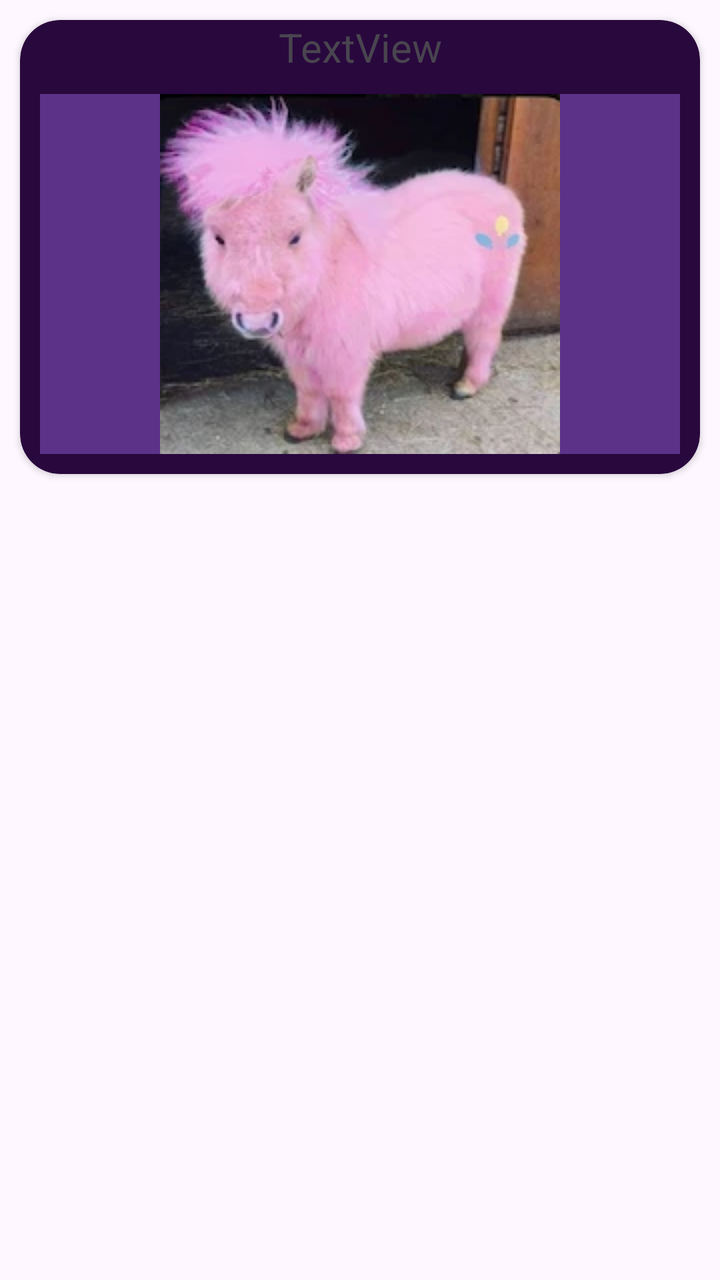
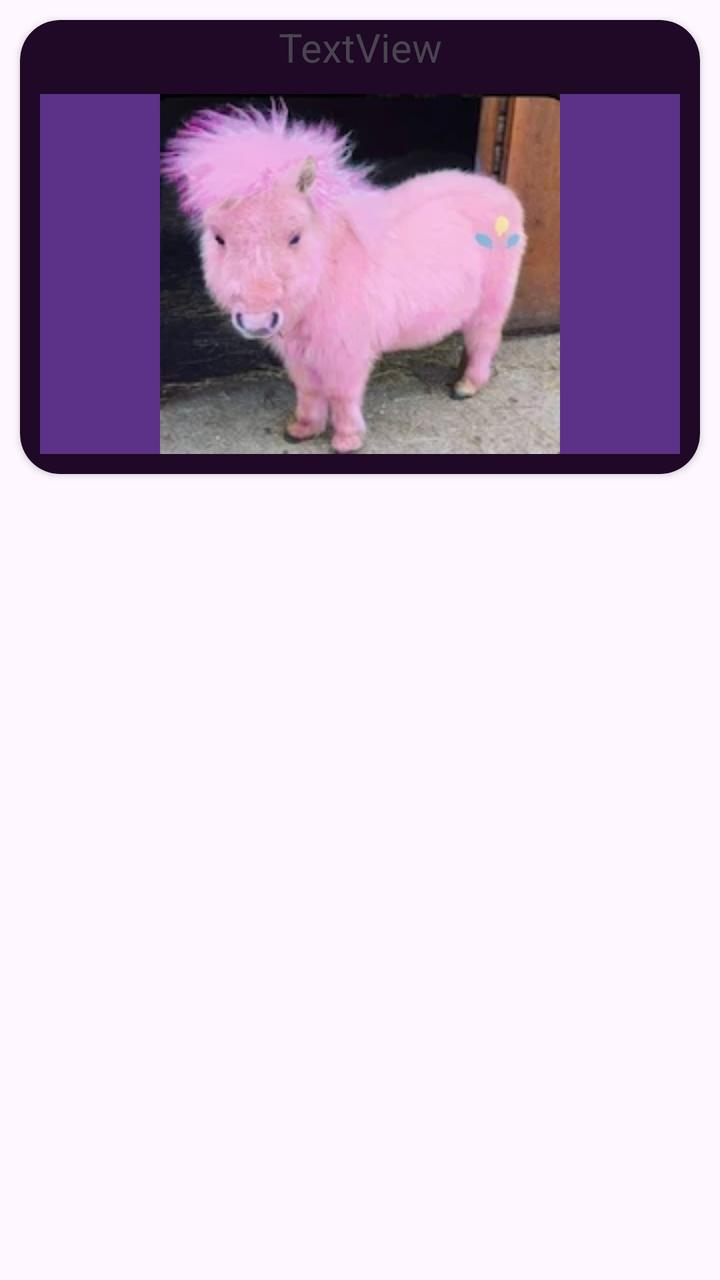

Two renders of the same Android screen: before a commit and after it. Below are the layout's source before the change and the commit's diff.
<!-- AndroidManifest.xml: application theme Theme.ProjetoPDMII -->
<!-- res/layout/layout.xml -->
<?xml version="1.0" encoding="utf-8"?>
<LinearLayout xmlns:android="http://schemas.android.com/apk/res/android"
    xmlns:app="http://schemas.android.com/apk/res-auto"
    android:layout_width="match_parent"
    android:layout_height="match_parent"
    android:orientation="vertical">

    <androidx.cardview.widget.CardView
        android:layout_width="match_parent"
        android:layout_height="wrap_content"
        android:layout_margin="10dp"
        android:backgroundTint="#29083E"
        app:cardCornerRadius="20dp">

        <LinearLayout
            android:layout_width="match_parent"
            android:layout_height="match_parent"
            android:orientation="vertical">

            <TextView
                android:id="@+id/textView5"
                android:layout_width="match_parent"
                android:layout_height="wrap_content"
                android:gravity="center"
                android:text="TextView"
                android:textSize="20sp" />

            <ImageView
                android:id="@+id/imageView8"
                android:layout_width="match_parent"
                android:layout_height="wrap_content"
                android:layout_margin="10dp"
                android:background="#5B3287"
                app:srcCompat="@drawable/pinkpie" />

        </LinearLayout>
    </androidx.cardview.widget.CardView>

</LinearLayout>
<!-- resources referenced by this layout -->
<resources>
  <!-- drawable pinkpie: webp bitmap (drawable, 9320 bytes) -->
  <style name="Theme.ProjetoPDMII" parent="Base.Theme.ProjetoPDMII" />
  <style name="Base.Theme.ProjetoPDMII" parent="Theme.Material3.DayNight.NoActionBar">
          
          
      </style>
</resources>

<!-- the commit's change to res/layout/layout.xml (unified diff, before → after) -->
@@ -9,7 +9,7 @@
         android:layout_width="match_parent"
         android:layout_height="wrap_content"
         android:layout_margin="10dp"
-        android:backgroundTint="#29083E"
+        android:backgroundTint="#1F0926"
         app:cardCornerRadius="20dp">
 
         <LinearLayout
